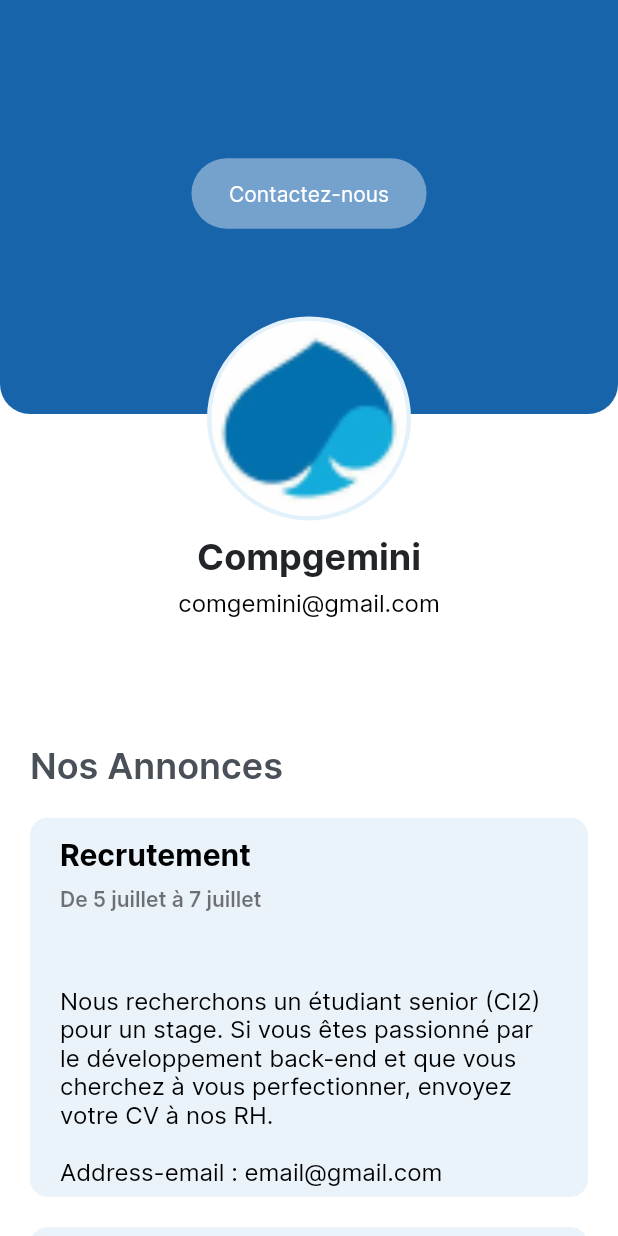
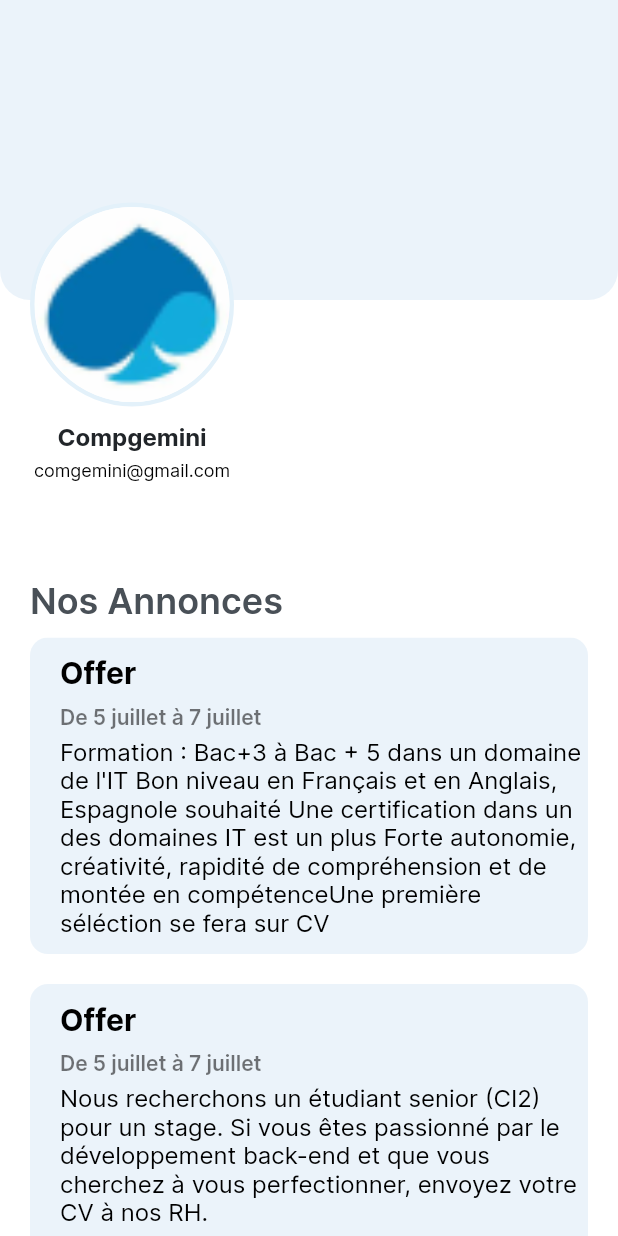
Before and after one commit to Mouadspace/job-it-day, a Flutter app: the CompanyProfile screen opened by its route, on a phone screen of 412 x 824 dp. Run offline on Flutter 3.47's test engine with Material 2 defaults, Android fonts, the phone set to English and light mode, and no system bars; our stand-ins replace flutter_svg, get.

Commit message:
see all posts and  specific one prtUno

```diff
--- a/lib/model/companys_model.dart
+++ b/lib/model/companys_model.dart
@@ -2,7 +2,6 @@ class CompanyModel {
   String companyName;
   String companyEmail;
   String? companyImage = 'assets/images/companyLogo-default.png';
-  String? beginningTitle;
   BlueBarButton blueBarButtons;
   List<CompanyPost>? companyPosts;
 
@@ -10,7 +9,6 @@ class CompanyModel {
     required this.companyName,
     required this.companyEmail,
     this.companyImage,
-    this.beginningTitle,
     required this.blueBarButtons,
     this.companyPosts,
   });
@@ -21,12 +19,14 @@ class CompanyPost {
   PostDate startDate;
   PostDate endDate;
   String description;
+  String offerPosition;
 
   CompanyPost({
     required this.title,
     required this.startDate,
     required this.endDate,
     required this.description,
+    required this.offerPosition,
   });
 }
 
@@ -54,11 +54,20 @@ class BlueBarButton {
 // for announcement/posts
 List<CompanyPost> postsList = [
   CompanyPost(
-    title: 'Recrutement',
+    title: 'Offer',
+    startDate: PostDate(day: 5, month: 'juillet'),
+    endDate: PostDate(day: 7, month: 'juillet'),
+    description:
+        "Formation : Bac+3 à Bac + 5 dans un domaine de l'IT Bon niveau en Français et en Anglais, Espagnole souhaité Une certification dans un des domaines IT est un plus Forte autonomie, créativité, rapidité de compréhension et de montée en compétenceUne première séléction se fera sur CV",
+    offerPosition: 'Web developper',
+  ),
+  CompanyPost(
+    title: 'Offer',
     startDate: PostDate(day: 5, month: 'juillet'),
     endDate: PostDate(day: 7, month: 'juillet'),
     description:
         "Nous recherchons un étudiant senior (CI2) pour un stage. Si vous êtes passionné par le développement back-end et que vous cherchez à vous perfectionner, envoyez votre CV à nos RH.\n\nAddress-email : email@gmail.com",
+    offerPosition: 'Back-end developper',
   ),
   CompanyPost(
     title: 'Stande',
@@ -66,5 +75,6 @@ List<CompanyPost> postsList = [
     endDate: PostDate(day: 27, month: 'juillet'),
     description:
         "Chers étudiants de l'ENSAK, Nous organisons notre stand ce lundi, pour ceux qui souhaitent en savoir plus sur notre entreprise, si vous avez des questions, ou postulez pour des stages... \n\nA bientôt !",
+    offerPosition: '',
   ),
 ];
--- a/lib/view/screens/company_profile.dart
+++ b/lib/view/screens/company_profile.dart
@@ -1,7 +1,7 @@
 import 'package:flutter/material.dart';
 
 import '../../model/companys_model.dart';
-import '../widgets/custom_profile_introduction.dart';
+import '../widgets/custom_comapny_profile_intro.dart';
 import '../widgets/post_card.dart';
 
 class CompanyProfile extends StatelessWidget {
@@ -12,7 +12,6 @@ class CompanyProfile extends StatelessWidget {
   @override
   Widget build(BuildContext context) {
     final List<CompanyPost> displayList = List.from(postsList);
-    print(displayList);
 
     return Scaffold(
       backgroundColor: Colors.white,
@@ -22,15 +21,12 @@ class CompanyProfile extends StatelessWidget {
           mainAxisAlignment: MainAxisAlignment.start,
           crossAxisAlignment: CrossAxisAlignment.start,
           children: [
-            const CustomProfileIntroduction(
+            const CustomProfileCompanyIntro(
               profileTitle: 'Compgemini',
               profileSubTitle: 'comgemini@gmail.com',
               profileImage: 'assets/images/companyLogo-Compgemini.png',
-              profileButtonText: 'Contactez-nous',
-              // profileButtonClicked: directToEmail(),
             ),
             // For posts (Annonces)
-            const SizedBox(height: 20),
             Padding(
               padding: const EdgeInsets.symmetric(horizontal: 20),
               child: Text(
@@ -38,7 +34,6 @@ class CompanyProfile extends StatelessWidget {
                 style: Theme.of(context).textTheme.titleLarge,
               ),
             ),
-            const SizedBox(height: 10),
             ListView.builder(
               shrinkWrap: true,
               physics: const NeverScrollableScrollPhysics(),
@@ -46,6 +41,7 @@ class CompanyProfile extends StatelessWidget {
               itemBuilder: (context, index) =>
                   AnnouncementCard(item: displayList[index]),
             ),
+            const SizedBox(height: 10),
           ],
         ),
       ),
--- /dev/null
+++ b/lib/view/widgets/custom_comapny_profile_intro.dart
@@ -0,0 +1,94 @@
+import 'package:flutter/material.dart';
+
+class CustomProfileCompanyIntro extends StatelessWidget {
+  final String profileTitle;
+  final String profileSubTitle;
+  final String profileImage;
+  // final void Function() profileButtonClicked;
+
+  const CustomProfileCompanyIntro({
+    super.key,
+    required this.profileTitle,
+    required this.profileSubTitle,
+    required this.profileImage,
+    // required this.profileButtonClicked,
+  });
+
+  @override
+  Widget build(BuildContext context) {
+    return SizedBox(
+      child: Column(
+        children: [
+          // Container for the blue background at the top
+          Container(
+            height: 200,
+            decoration: const BoxDecoration(
+              borderRadius: BorderRadius.only(
+                bottomLeft: Radius.circular(20),
+                bottomRight: Radius.circular(20),
+              ),
+              color: Color(0xFFEBF3FA),
+            ),
+          ),
+          // Container for the image, title, and subtitle
+          Padding(
+            padding: const EdgeInsets.only(left: 20.0),
+            child: Align(
+              alignment: Alignment.topLeft,
+              child: Transform.translate(
+                offset: const Offset(0, -65),
+                child: Column(
+                  children: [
+                    Container(
+                      decoration: BoxDecoration(
+                        color: Colors.white,
+                        border: Border.all(
+                          width: 3,
+                          color: const Color(0xFFE3F1FA),
+                        ),
+                        borderRadius: BorderRadius.circular(70),
+                      ),
+                      child: ClipRRect(
+                        // Use ClipRRect to clip the image to the rounded border
+                        borderRadius: BorderRadius.circular(70),
+                        child: Image.asset(
+                          profileImage,
+                          fit: BoxFit
+                              .cover, // Maintain aspect ratio and cover the container
+                          width: 130,
+                          height: 130,
+                        ),
+                      ),
+                    ),
+                    const SizedBox(
+                      height: 10,
+                    ),
+                    Text(
+                      profileTitle,
+                      style: const TextStyle(
+                        fontSize: 16,
+                        fontWeight: FontWeight.bold,
+                        color: Color(0xFF212529),
+                      ),
+                    ),
+                    const SizedBox(
+                      height: 6,
+                    ),
+                    Text(
+                      profileSubTitle,
+                      style: const TextStyle(
+                        fontSize: 12,
+                        fontWeight: FontWeight.normal,
+                        color: Colors.black,
+                      ),
+                    ),
+                  ],
+                ),
+              ),
+            ),
+          ),
+        ],
+      ),
+    );
+  }
+}
--- a/lib/view/widgets/custom_profile_introduction.dart
+++ b/lib/view/widgets/custom_profile_introduction.dart
@@ -60,7 +60,7 @@ class CustomProfileIntroduction extends StatelessWidget {
                     textColor: Colors.white,
                     color: const Color(0xFF74a2cd),
                     shape: RoundedRectangleBorder(
-                      borderRadius: BorderRadius.circular(40.0),
+                      borderRadius: BorderRadius.circular(12.0),
                     ),
                     child: Text(
                       profileButtonText,
--- a/lib/view/widgets/experience_card.dart
+++ b/lib/view/widgets/experience_card.dart
@@ -12,7 +12,7 @@ class ExperienceCard extends StatelessWidget {
   @override
   Widget build(BuildContext context) {
     return Padding(
-      padding: const EdgeInsets.symmetric(horizontal: 20, vertical: 10),
+      padding: const EdgeInsets.symmetric(horizontal: 20, vertical: 5),
       child: ClipRRect(
         borderRadius: BorderRadius.circular(12),
         child: Container(
--- a/lib/view/widgets/post_card.dart
+++ b/lib/view/widgets/post_card.dart
@@ -33,6 +33,12 @@ class AnnouncementCard extends StatelessWidget {
                 ),
                 subtitle: Padding(
                     padding: const EdgeInsets.only(top: 8.0),
+                    child: Column(
+                      children: [
+                        Padding(
+                          padding: const EdgeInsets.only(bottom: 5.0),
+                          child: Align(
+                            alignment: Alignment.topLeft,
                             child: Text(
                               'De ${item.startDate.day} ${item.startDate.month} à ${item.endDate.day} ${item.endDate.month}',
                               style: const TextStyle(
@@ -40,18 +46,17 @@ class AnnouncementCard extends StatelessWidget {
                               ),
                             ),
                           ),
-                isThreeLine: true,
                         ),
-              Padding(
-                padding:
-                    const EdgeInsets.symmetric(horizontal: 20, vertical: 8.0),
-                child: Text(
+                        // This Text below is not centered which is good
+                        Text(
                           item.description,
                           style: const TextStyle(
                             color: Colors.black,
                             fontSize: 16,
                           ),
                         ),
+                      ],
+                    )),
               ),
             ],
           ),
```
Also changed, not shown: lib/main.dart (+7 -1 lines), lib/view/screens/specific_annoucement_company.dart (added, +78 -0 lines), lib/view/screens/student_profile.dart (+24 -14 lines), lib/view/widgets/skill_card.dart (+5 -2 lines). Lines whose indentation alone changed are shown as unchanged.
